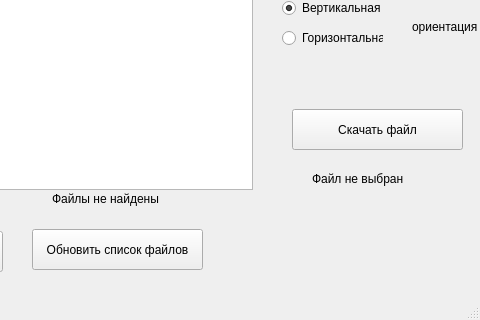
The window that wind.ui (monstruator/printer_parse) describes before a commit, drawn with Qt 5; both pictures show x 178 to 658 and y 131 to 451 of the 658 by 451 pixel window.
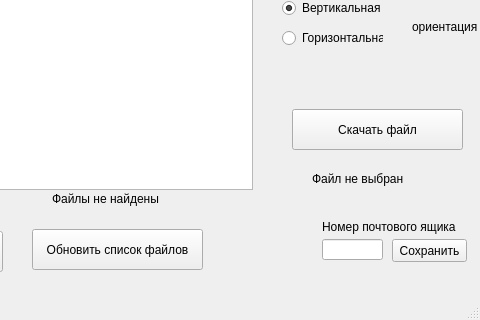
The same window after the commit.

Commit message: добавлен выбор потового ящика

Patch:
```diff
--- a/wind.ui
+++ b/wind.ui
@@ -226,6 +226,48 @@
      <string>ориентация</string>
     </property>
    </widget>
+   <widget class="QLineEdit" name="lineEdit">
+    <property name="geometry">
+     <rect>
+      <x>500</x>
+      <y>370</y>
+      <width>61</width>
+      <height>21</height>
+     </rect>
+    </property>
+    <property name="inputMethodHints">
+     <set>Qt::ImhPreferNumbers</set>
+    </property>
+    <property name="inputMask">
+     <string/>
+    </property>
+   </widget>
+   <widget class="QPushButton" name="pushButton_4">
+    <property name="geometry">
+     <rect>
+      <x>570</x>
+      <y>370</y>
+      <width>75</width>
+      <height>23</height>
+     </rect>
+    </property>
+    <property name="text">
+     <string>Сохранить</string>
+    </property>
+   </widget>
+   <widget class="QLabel" name="label_5">
+    <property name="geometry">
+     <rect>
+      <x>500</x>
+      <y>350</y>
+      <width>141</width>
+      <height>16</height>
+     </rect>
+    </property>
+    <property name="text">
+     <string>Номер почтового ящика</string>
+    </property>
+   </widget>
   </widget>
   <widget class="QMenuBar" name="menubar">
    <property name="geometry">
```
The commit also changes 2 other files.
